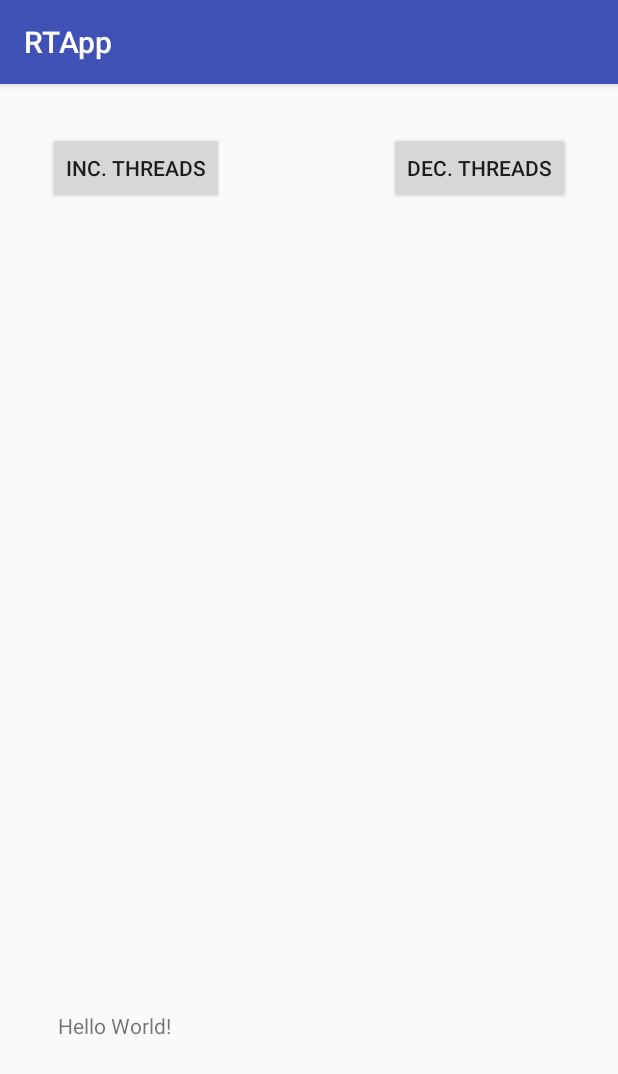
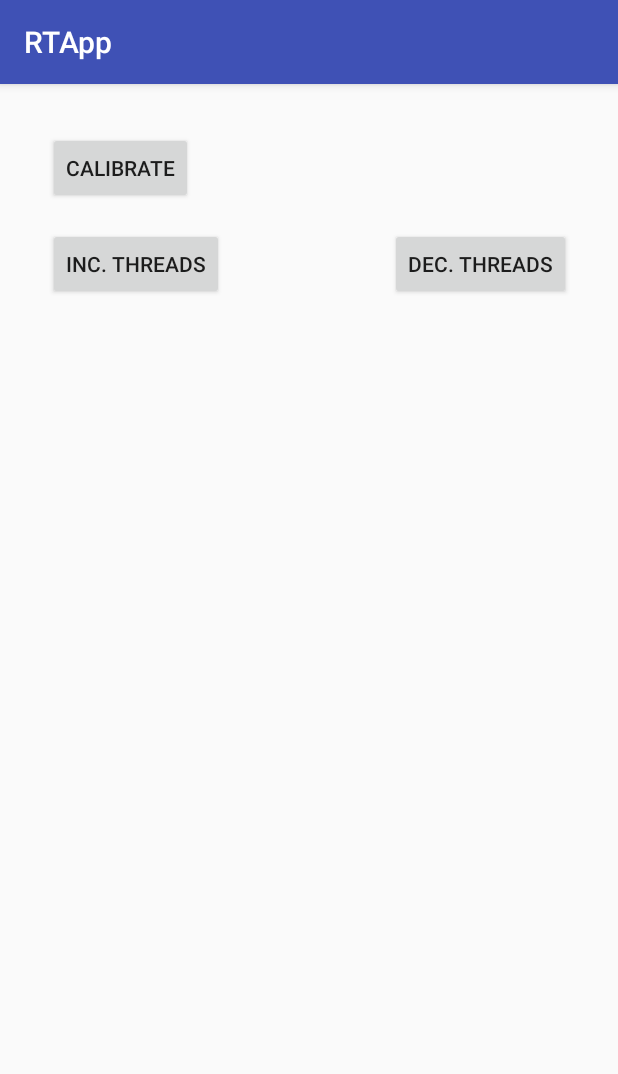
Before and after one commit to balsini/RTApp, an Android app: the screen it shows after launch (MainActivity), on a phone screen of 412 x 824 dp. Shown: the top 1074 px of the screen. Run offline under Robolectric (Android 15) with nearby library versions, the phone set to English and light mode, and no system bars; 2 statements that could not run were skipped.

Commit message:
Added calibration button

```diff
--- a/app/src/main/java/it/sssup/retis/alessiobalsini/rtapp/MainActivity.java
+++ b/app/src/main/java/it/sssup/retis/alessiobalsini/rtapp/MainActivity.java
@@ -27,10 +27,17 @@ public class MainActivity extends AppCompatActivity {
         showThreadsNumber();
     }
 
+    public void calibrate(View view) {
+        TextView tv = (TextView) findViewById(R.id.dbg_txt);
+        tv.append("Calibrating load...");
+
+
+    }
+
     private synchronized void showThreadsNumber() {
         // Example of a call to a native method
         TextView tv = (TextView) findViewById(R.id.dbg_txt);
-        tv.setText(stringFromJNI() + "\n" + my_threads.size() + "/" + Runtime.getRuntime().availableProcessors());
+        tv.append(stringFromJNI() + ": " + my_threads.size() + "/" + Runtime.getRuntime().availableProcessors() + "\n");
     }
 
     public synchronized void increase_threads(View view) {
--- a/app/src/main/res/layout/activity_main.xml
+++ b/app/src/main/res/layout/activity_main.xml
@@ -15,7 +15,6 @@
         android:layout_marginLeft="16dp"
         android:layout_marginRight="16dp"
         android:layout_marginStart="16dp"
-        android:text="Hello World!"
         app:layout_constraintBottom_toBottomOf="parent"
         app:layout_constraintLeft_toLeftOf="parent"
         app:layout_constraintRight_toRightOf="parent"
@@ -31,33 +30,45 @@
         android:layout_marginStart="16dp"
         android:layout_marginTop="16dp"
         app:layout_constraintBottom_toTopOf="@+id/dbg_txt"
-        app:layout_constraintHorizontal_bias="0.0"
+        app:layout_constraintHorizontal_bias="1.0"
         app:layout_constraintLeft_toLeftOf="parent"
         app:layout_constraintRight_toRightOf="parent"
         app:layout_constraintTop_toTopOf="parent"
-        app:layout_constraintVertical_bias="0.0">
+        app:layout_constraintVertical_bias="0.0"
+        android:id="@+id/constraintLayout">
 
         <Button
-            android:id="@+id/button3"
+            android:id="@+id/button_inc_threads"
+            android:layout_width="0dp"
+            android:layout_height="wrap_content"
+            android:layout_marginLeft="16dp"
+            android:onClick="increase_threads"
+            android:text="@string/increase_threads"
+            app:layout_constraintLeft_toLeftOf="parent"
+            android:layout_marginTop="16dp"
+            app:layout_constraintTop_toBottomOf="@+id/button_calibrate" />
+
+        <Button
+            android:id="@+id/button_calibrate"
             android:layout_width="0dp"
             android:layout_height="wrap_content"
             android:layout_marginLeft="16dp"
             android:layout_marginTop="16dp"
-            android:onClick="increase_threads"
-            android:text="@string/increase_threads"
-            app:layout_constraintLeft_toLeftOf="parent"
-            app:layout_constraintTop_toTopOf="parent" />
+            android:onClick="calibrate"
+            android:text="@string/calibrate"
+            app:layout_constraintLeft_toLeftOf="@+id/constraintLayout"
+            app:layout_constraintTop_toTopOf="@+id/constraintLayout" />
 
         <Button
-            android:id="@+id/button4"
+            android:id="@+id/button_dec_threads"
             android:layout_width="0dp"
             android:layout_height="wrap_content"
-            android:layout_marginRight="16dp"
-            android:layout_marginTop="16dp"
+            android:layout_marginRight="15dp"
+            android:layout_marginTop="0dp"
             android:onClick="decrease_threads"
             android:text="@string/decrease_threads"
             app:layout_constraintRight_toRightOf="parent"
-            app:layout_constraintTop_toTopOf="parent" />
+            app:layout_constraintTop_toTopOf="@+id/button_inc_threads" />
     </android.support.constraint.ConstraintLayout>
 
 </android.support.constraint.ConstraintLayout>
--- a/app/src/main/res/values/strings.xml
+++ b/app/src/main/res/values/strings.xml
@@ -2,4 +2,5 @@
     <string name="app_name">RTApp</string>
     <string name="decrease_threads">Dec. Threads</string>
     <string name="increase_threads">Inc. Threads</string>
+    <string name="calibrate">Calibrate</string>
 </resources>
```
